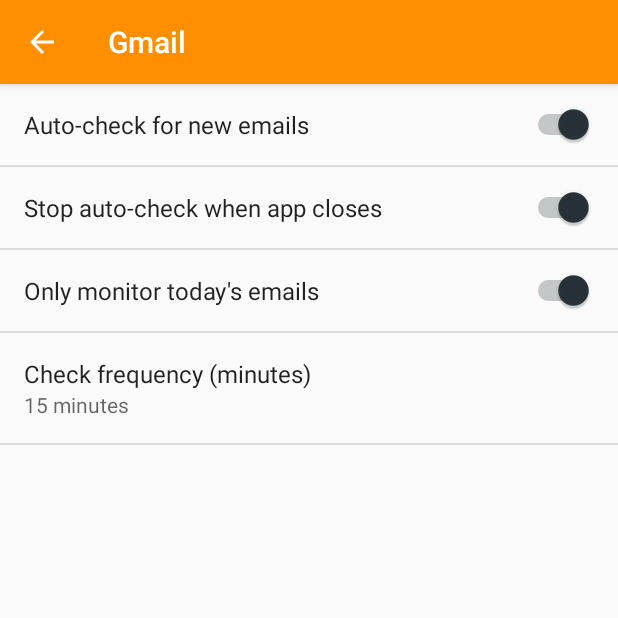
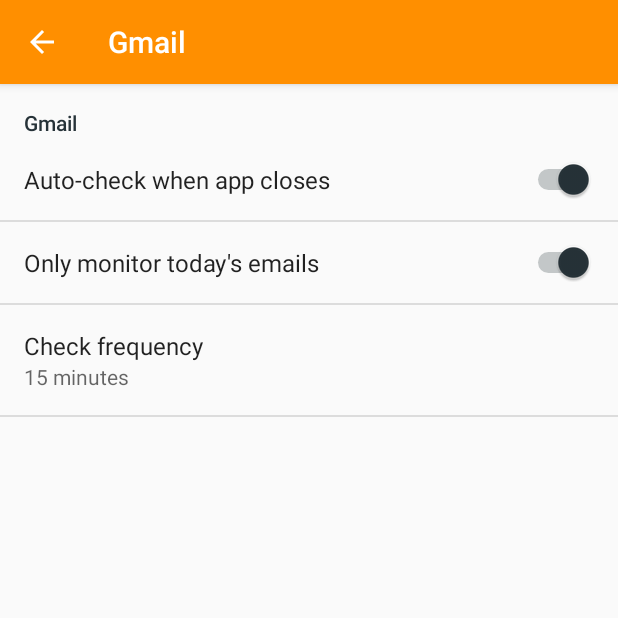
Before and after one commit to tobywoerthle/klokken, an Android app: the SettingsActivity screen opened directly, with no data from a screen before it, after a tap on "Gmail", on a phone screen of 412 x 824 dp, the top half of it. Run offline under Robolectric (Android 15) with nearby library versions, the phone set to English and light mode, and no system bars.

Commit message:
AndroidX + SDK 28 upgrade
targetSdkVersion 28

```diff
--- a/app/src/main/AndroidManifest.xml
+++ b/app/src/main/AndroidManifest.xml
@@ -68,6 +68,10 @@
             <meta-data
                 android:name="android.support.PARENT_ACTIVITY"
                 android:value="com.klokkenapp.klokken.MainActivity" />
+            <intent-filter>
+                <action android:name="android.intent.action.MANAGE_NETWORK_USAGE" />
+                <category android:name="android.intent.category.DEFAULT" />
+            </intent-filter>
         </activity>
 
     </application>
--- a/app/src/main/java/com/klokkenapp/klokken/GmailMessageProcessor.java
+++ b/app/src/main/java/com/klokkenapp/klokken/GmailMessageProcessor.java
@@ -250,6 +250,8 @@
                 } else {
                     System.out.println("The following error occurred:\n"
                             + mLastError.getMessage());
+                    mLastError.printStackTrace();
+                    System.out.println(mLastError.getCause());
                 }
             } else {
                 System.out.println("Request cancelled.");
--- a/app/src/main/java/com/klokkenapp/klokken/GmailNotification.java
+++ b/app/src/main/java/com/klokkenapp/klokken/GmailNotification.java
@@ -2,12 +2,11 @@
 
 import android.app.NotificationManager;
 import android.app.PendingIntent;
-import android.app.Service;
 import android.content.Context;
 import android.content.Intent;
 import android.media.AudioManager;
-import android.os.AsyncTask;
-import android.support.v4.app.NotificationCompat;
+
+import androidx.core.app.NotificationCompat;
 import android.util.Log;
 
 import java.util.HashMap;
--- a/app/src/main/java/com/klokkenapp/klokken/MainActivityFragments.java
+++ b/app/src/main/java/com/klokkenapp/klokken/MainActivityFragments.java
@@ -4,9 +4,7 @@
  * Created by Toby on 3/17/2017.
  */
 
-import android.support.v4.app.Fragment;
-
-import java.lang.reflect.Field;
+import androidx.fragment.app.Fragment;
 
 public class MainActivityFragments extends Fragment{
 
--- a/app/src/main/java/com/klokkenapp/klokken/ServiceKlokken.java
+++ b/app/src/main/java/com/klokkenapp/klokken/ServiceKlokken.java
@@ -3,7 +3,7 @@
 import android.app.IntentService;
 import android.content.Intent;
 import android.os.IBinder;
-import android.support.v4.content.LocalBroadcastManager;
+import androidx.localbroadcastmanager.content.LocalBroadcastManager;
 import android.widget.Toast;
 
 import com.google.api.client.googleapis.extensions.android.gms.auth.GoogleAccountCredential;
@@ -37,7 +37,7 @@
 
         GoogleAccountCredential accountCredential;
 
-        if((accountName != null) && (mainActivity == null)){
+        if((accountName != null) || (mainActivity == null)){
             //Received Intent from Boot Receiver
             accountCredential = GoogleAccountCredential.usingOAuth2(
                     getApplicationContext(), Arrays.asList(SCOPES))
--- a/app/src/main/java/com/klokkenapp/klokken/SettingsActivity.java
+++ b/app/src/main/java/com/klokkenapp/klokken/SettingsActivity.java
@@ -5,24 +5,18 @@
 import android.content.Context;
 import android.content.Intent;
 import android.content.res.Configuration;
-import android.graphics.Color;
 import android.graphics.drawable.ColorDrawable;
-import android.media.Ringtone;
-import android.media.RingtoneManager;
-import android.net.Uri;
 import android.os.Build;
 import android.os.Bundle;
 import android.preference.ListPreference;
 import android.preference.Preference;
 import android.preference.PreferenceActivity;
-import android.support.v4.content.res.ResourcesCompat;
-import android.support.v7.app.ActionBar;
+import androidx.core.content.res.ResourcesCompat;
+import androidx.appcompat.app.ActionBar;
 import android.preference.PreferenceFragment;
 import android.preference.PreferenceManager;
-import android.preference.RingtonePreference;
-import android.text.TextUtils;
 import android.view.MenuItem;
-import android.support.v4.app.NavUtils;
+import androidx.core.app.NavUtils;
 
 import java.util.List;
 
@@ -39,6 +33,9 @@
  */
 
 public class SettingsActivity extends AppCompatPreferenceActivity {
+
+    public static final String KEY_PREF_SYNC_FREQ = "sync_frequency";
+
     /**
      * A preference value change listener that updates the preference's summary
      * to reflect its new value.
@@ -178,4 +175,5 @@
             return super.onOptionsItemSelected(item);
         }
     }
+
 }
--- a/app/src/main/res/values/strings.xml
+++ b/app/src/main/res/values/strings.xml
@@ -11,31 +11,29 @@
     <string name="title_activity_settings">Settings</string>
     <string name="pref_header_general">Gmail</string>
 
-    <string name="pref_title_gmail_auto_check">Auto-check for new emails</string>
-    <string name="pref_title_gmail_stop_auto_check_close">Stop auto-check when app closes</string>
+    <string name="pref_gmail_title">Gmail</string>
+    <string name="pref_title_gmail_stop_auto_check_close">Auto-check when app closes</string>
     <string name="pref_title_gmail_monitor_today">Only monitor today\'s emails</string>
-    <string name="pref_title_check_frequency">Check frequency (minutes)</string>
+    <string name="pref_title_check_frequency">Check frequency</string>
 
     <string name="AlertAcknowledgeAlertsMessage">Acknowledge Alert?</string>
     <string name="AlertPositive">ACKNOWLEDGE</string>
     <string name="AlertNegative">IGNORE</string>
 
     <string-array name="pref_check_frequency_titles">
-        <item>1 minute</item>
-        <item>3 minutes</item>
         <item>5 minutes</item>
+        <item>10 minutes</item>
         <item>15 minutes</item>
         <item>30 minutes</item>
         <item>1 hour</item>
         <item>3 hours</item>
         <item>6 hours</item>
-        <item>Never</item>
+        <item>Off</item>
     </string-array>
 
     <string-array name="pref_check_frequency_values">
-        <item>1</item>
-        <item>3</item>
         <item>5</item>
+        <item>10</item>
         <item>15</item>
         <item>30</item>
         <item>60</item>
--- a/app/src/main/res/xml/pref_general.xml
+++ b/app/src/main/res/xml/pref_general.xml
@@ -1,9 +1,8 @@
 <PreferenceScreen xmlns:android="http://schemas.android.com/apk/res/android">
 
-    <SwitchPreference
-        android:defaultValue="true"
-        android:key="autoCheck_switch"
-        android:title="@string/pref_title_gmail_auto_check"/>
+    <PreferenceCategory
+        android:title="@string/pref_gmail_title"
+        android:key="pref_key_gmail_settings">
 
     <SwitchPreference
         android:defaultValue="true"
@@ -24,5 +23,6 @@
         android:positiveButtonText="@null"
         android:title="@string/pref_title_check_frequency"
         android:summary="%s" />
+    </PreferenceCategory>
 
 </PreferenceScreen>
--- a/build.gradle
+++ b/build.gradle
@@ -6,7 +6,7 @@
         google()
     }
     dependencies {
-        classpath 'com.android.tools.build:gradle:3.0.1'
+        classpath 'com.android.tools.build:gradle:3.5.3'
 
         // NOTE: Do not place your application dependencies here; they belong
         // in the individual module build.gradle files
--- a/gradle.properties
+++ b/gradle.properties
@@ -9,6 +9,8 @@
 
 # Specifies the JVM arguments used for the daemon process.
 # The setting is particularly useful for tweaking memory settings.
+android.enableJetifier=true
+android.useAndroidX=true
 org.gradle.jvmargs=-Xmx1536m
 
 # When configured, Gradle will run in incubating parallel mode.
```
Also changed, not shown: app/build.gradle (+13 -12 lines), app/src/main/java/com/klokkenapp/klokken/AppCompatPreferenceActivity.java (+5 -5 lines), app/src/main/java/com/klokkenapp/klokken/BootReceiverForTimer.java (+17 -7 lines), app/src/main/java/com/klokkenapp/klokken/MainActivity.java (+20 -31 lines), gradle/wrapper/gradle-wrapper.properties.
